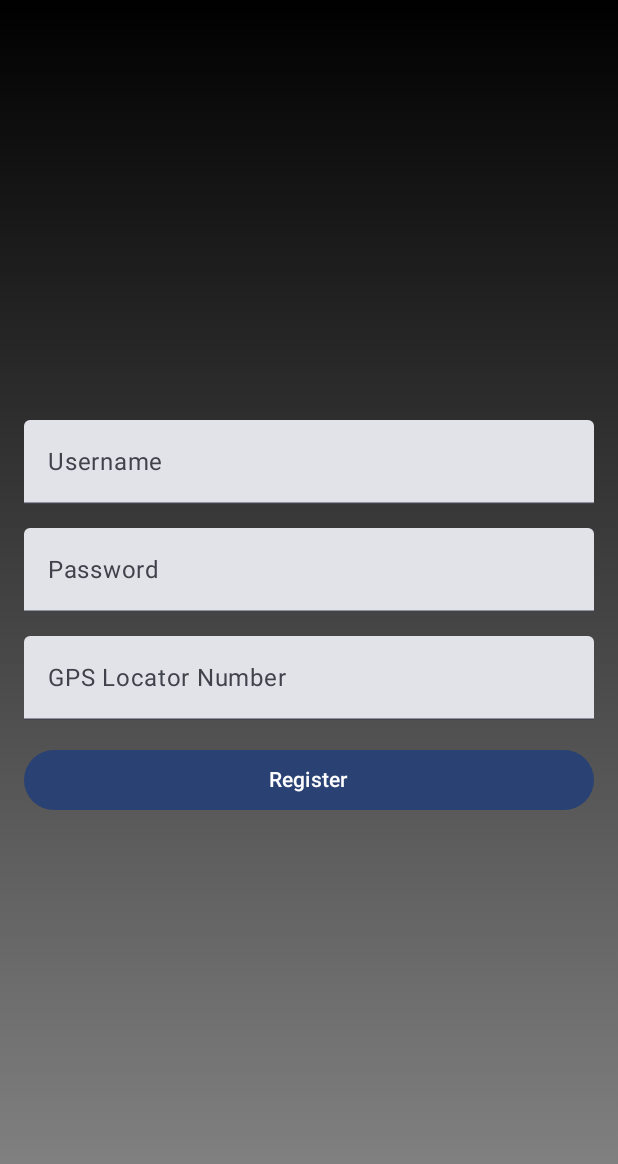
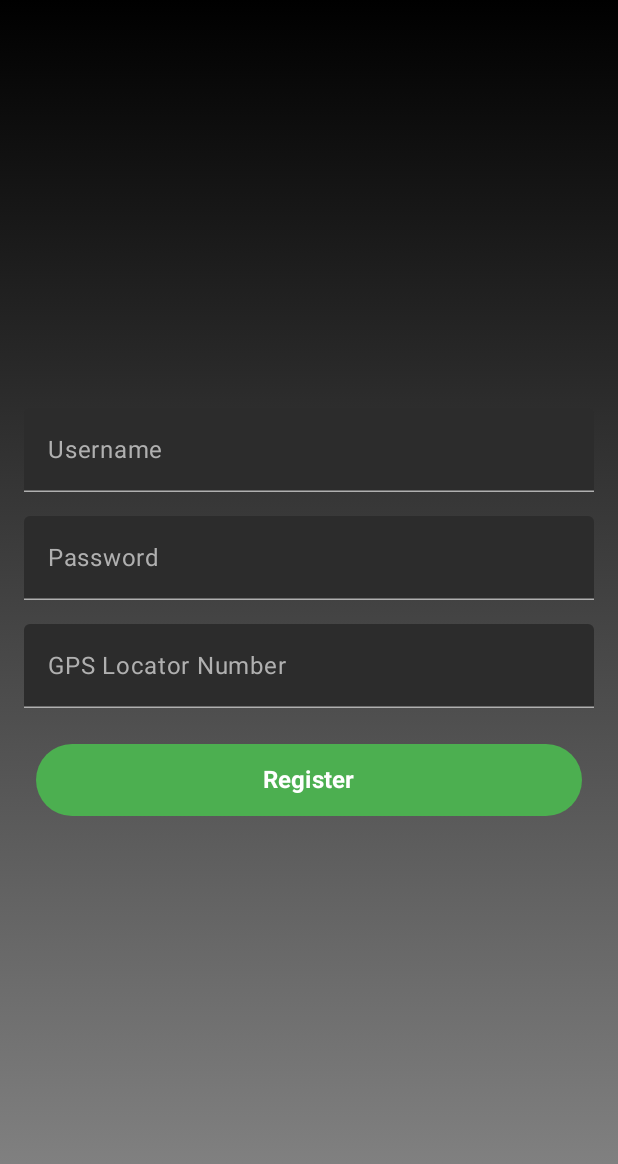
Before and after one commit to StefanStaleski/TrackMate, an Android app built with Jetpack Compose: the RegistrationScreen screen opened through its navigation route, on a phone screen of 412 x 824 dp. Shown: the top 1164 px of the screen. Run offline under Robolectric (Android 15) with nearby library versions, the phone set to English and light mode, and no system bars; our stand-ins replace Room's generated code.

Commit message:
implement appTextField, modify appButton and modify smsReceiver to read number from sharedPreferences

```diff
--- a/app/src/main/java/com/example/sendsms/components/AppButton.kt
+++ b/app/src/main/java/com/example/sendsms/components/AppButton.kt
@@ -12,28 +12,31 @@ import androidx.compose.ui.text.font.FontWeight
 import androidx.compose.ui.unit.dp
 import androidx.compose.ui.unit.sp
 import androidx.compose.foundation.layout.Row
+import androidx.compose.foundation.shape.RoundedCornerShape
 import androidx.compose.ui.Alignment
 import androidx.compose.ui.graphics.RectangleShape
 
 @Composable
 fun AppButton(
+    modifier: Modifier = Modifier,
     text: String,
     onClick: (() -> Unit)? = null,
-    modifier: Modifier = Modifier,
-    backgroundColor: Color = MaterialTheme.colorScheme.primary.copy(alpha = 0.8f), // Lighter color
+    backgroundColor: Color = Color(0xFF4CAF50),
     contentColor: Color = Color.White,
     icon: ImageVector? = null,
-    shape: Shape = RectangleShape // Less border-radius
+    shape: Shape = RoundedCornerShape(12.dp),
+    enabled: Boolean = true
 ) {
     Button(
         onClick = { onClick?.invoke() },
         colors = ButtonDefaults.buttonColors(containerColor = backgroundColor, contentColor = contentColor),
         modifier = modifier
-            .padding(4.dp) // Padding around the button
+            .padding(8.dp) // Padding around the button
             .clip(shape)
-            .widthIn(max = 180.dp) // Adjusted maximum width for a narrower button
-            .heightIn(min = 36.dp), // Adjusted minimum height for a thinner button
-        contentPadding = PaddingValues(horizontal = 12.dp, vertical = 6.dp) // Adjusted internal padding
+            .widthIn(max = 200.dp) // Adjusted maximum width for a narrower button
+            .heightIn(min = 48.dp), // Adjusted minimum height for a thinner button
+        contentPadding = PaddingValues(horizontal = 12.dp, vertical = 6.dp), // Adjusted internal padding
+        enabled = enabled
     ) {
         Row(
             modifier = Modifier
@@ -47,12 +50,12 @@ fun AppButton(
                     icon,
                     contentDescription = null,
                     tint = contentColor,
-                    modifier = Modifier.size(20.dp).padding(end = 4.dp) // Icon size and padding
+                    modifier = Modifier.size(24.dp).padding(end = 8.dp) // Icon size and padding
                 )
             }
             Text(
                 text = text,
-                fontSize = 14.sp, // Font size
+                fontSize = 16.sp, // Font size
                 fontWeight = FontWeight.Bold,
                 color = contentColor
             )
--- /dev/null
+++ b/app/src/main/java/com/example/sendsms/components/AppTextField.kt
@@ -0,0 +1,42 @@
+package com.example.sendsms.components
+
+import androidx.compose.foundation.text.KeyboardOptions
+import androidx.compose.material3.*
+import androidx.compose.runtime.Composable
+import androidx.compose.ui.Modifier
+import androidx.compose.ui.text.input.VisualTransformation
+import androidx.compose.ui.graphics.Color
+import androidx.compose.ui.text.input.ImeAction
+
+@OptIn(ExperimentalMaterial3Api::class)
+@Composable
+fun AppTextField(
+    modifier: Modifier = Modifier,
+    value: String,
+    onValueChange: (String) -> Unit,
+    label: @Composable (() -> Unit)? = null,
+    visualTransformation: VisualTransformation = VisualTransformation.None,
+    keyboardOptions: KeyboardOptions = KeyboardOptions.Default.copy(
+        imeAction = ImeAction.Done
+    ),
+    colors: TextFieldColors = TextFieldDefaults.textFieldColors(
+        containerColor = Color(0xFF2C2C2C),
+        focusedIndicatorColor = Color(0xFF4CAF50),
+        unfocusedIndicatorColor = Color(0xFFB0B0B0),
+        cursorColor = Color.White,
+        focusedLabelColor = Color.White,
+        unfocusedLabelColor = Color(0xFFB0B0B0),
+        unfocusedTextColor = Color.White,
+        focusedTextColor = Color.White
+    )
+) {
+    TextField(
+        value = value,
+        onValueChange = onValueChange,
+        label = label,
+        modifier = modifier,
+        visualTransformation = visualTransformation,
+        keyboardOptions = keyboardOptions,
+        colors = colors
+    )
+}
--- a/app/src/main/java/com/example/sendsms/components/EditProfileDialog.kt
+++ b/app/src/main/java/com/example/sendsms/components/EditProfileDialog.kt
@@ -60,9 +60,9 @@ fun EditProfileDialog(
                         onValueChange = { gpsLocator = it },
                         label = { Text("GPS Locator Number") },
                         colors = TextFieldDefaults.textFieldColors(
-                            containerColor = Color(0xFF2C2C2C), // Slightly lighter gray background for the TextField
-                            focusedIndicatorColor = Color(0xFF4CAF50), // Green color for the focused indicator
-                            unfocusedIndicatorColor = Color(0xFFB0B0B0), // Lighter gray for unfocused indicator
+                            containerColor = Color(0xFF2C2C2C),
+                            focusedIndicatorColor = Color(0xFF4CAF50),
+                            unfocusedIndicatorColor = Color(0xFFB0B0B0),
                             cursorColor = Color.White,
                             focusedLabelColor = Color.White,
                             unfocusedLabelColor = Color(0xFFB0B0B0),
--- a/app/src/main/java/com/example/sendsms/screens/LoginScreen.kt
+++ b/app/src/main/java/com/example/sendsms/screens/LoginScreen.kt
@@ -5,6 +5,7 @@ import androidx.compose.foundation.layout.*
 import androidx.compose.material3.*
 import androidx.compose.runtime.*
 import androidx.compose.ui.Modifier
+import androidx.compose.ui.graphics.Color
 import androidx.compose.ui.unit.dp
 import androidx.navigation.NavHostController
 import com.example.sendsms.components.AppButton
@@ -12,6 +13,7 @@ import androidx.compose.ui.text.input.PasswordVisualTransformation
 import androidx.compose.ui.platform.LocalContext
 import androidx.compose.ui.platform.LocalFocusManager
 import androidx.lifecycle.viewmodel.compose.viewModel
+import com.example.sendsms.components.AppTextField
 import com.example.sendsms.viewmodel.ApplicationViewModel
 import com.example.sendsms.viewmodel.ApplicationViewModelFactory
 import kotlinx.coroutines.launch
@@ -76,21 +78,22 @@ fun LoginScreen(
             .padding(16.dp),
         verticalArrangement = Arrangement.Center
     ) {
-        TextField(
+        Spacer(modifier = Modifier.height(5.5.dp))
+        AppTextField(
             value = username,
             onValueChange = { username = it },
             label = { Text("Username") },
             modifier = Modifier
-                .fillMaxWidth()
+                .fillMaxWidth(),
         )
         Spacer(modifier = Modifier.height(16.dp))
-        TextField(
+        AppTextField(
             value = password,
             onValueChange = { password = it },
             label = { Text("Password") },
             modifier = Modifier
                 .fillMaxWidth(),
-            visualTransformation = PasswordVisualTransformation()
+            visualTransformation = PasswordVisualTransformation(),
         )
         Spacer(modifier = Modifier.height(16.dp))
         if (errorMessage.isNotEmpty()) {
@@ -112,12 +115,15 @@ fun LoginScreen(
             },
             modifier = Modifier.fillMaxWidth()
         )
-        Spacer(modifier = Modifier.height(16.dp))
-        Spacer(modifier = Modifier.height(16.dp))
+        Spacer(modifier = Modifier.height(32.dp))
         TextButton(
             onClick = {
                 navController.navigate("register")
-            }
+            },
+            colors = ButtonDefaults.textButtonColors(
+                contentColor = Color(0xFFFF6F61),
+                disabledContentColor = Color.Gray
+            )
         ) {
             Text("Not registered? Register here")
         }
--- a/app/src/main/java/com/example/sendsms/screens/RegistrationScreen.kt
+++ b/app/src/main/java/com/example/sendsms/screens/RegistrationScreen.kt
@@ -12,6 +12,8 @@ import androidx.compose.ui.text.input.PasswordVisualTransformation
 import androidx.compose.ui.platform.LocalContext
 import androidx.lifecycle.viewmodel.compose.viewModel
 import androidx.navigation.NavHostController
+import com.example.sendsms.components.AppButton
+import com.example.sendsms.components.AppTextField
 import com.example.sendsms.viewmodel.ApplicationViewModel
 import com.example.sendsms.viewmodel.ApplicationViewModelFactory
 import com.example.sendsms.ui.theme.GrayToBlackGradient
@@ -94,27 +96,27 @@ fun RegistrationScreen(
                 .padding(16.dp),
             verticalArrangement = Arrangement.Center
         ) {
-            TextField(
+            AppTextField(
                 value = username,
                 onValueChange = { username = it },
                 label = { Text("Username") },
-                modifier = Modifier.fillMaxWidth()
+                modifier = Modifier.fillMaxWidth(),
             )
             Spacer(modifier = Modifier.height(16.dp))
-            TextField(
+            AppTextField(
                 value = password,
                 onValueChange = { password = it },
                 label = { Text("Password") },
                 modifier = Modifier.fillMaxWidth(),
-                visualTransformation = PasswordVisualTransformation()
+                visualTransformation = PasswordVisualTransformation(),
             )
             Spacer(modifier = Modifier.height(16.dp))
-            TextField(
+            AppTextField(
                 value = locatorNumber,
                 onValueChange = { newLocatorNumber ->
                     locatorNumber = newLocatorNumber.filter { it.isDigit() } },
                 label = { Text("GPS Locator Number") },
-                modifier = Modifier.fillMaxWidth()
+                modifier = Modifier.fillMaxWidth(),
             )
             Spacer(modifier = Modifier.height(16.dp))
             if (errorMessage.isNotEmpty()) {
@@ -125,7 +127,8 @@ fun RegistrationScreen(
                 )
                 Spacer(modifier = Modifier.height(16.dp))
             }
-            Button(
+            AppButton(
+                text = "Register",
                 onClick = {
                     if (validateInput()) {
                         coroutineScope.launch {
@@ -135,9 +138,7 @@ fun RegistrationScreen(
                 },
                 modifier = Modifier.fillMaxWidth(),
                 enabled = !isRegistrationSuccess
-            ) {
-                Text("Register")
-            }
+            )
         }
     }
 }
```
Also changed, not shown: app/src/main/java/com/example/sendsms/SmsReceiver.kt (+5 -7 lines), app/src/main/java/com/example/sendsms/screens/ProfileScreen.kt (+12 -10 lines).
